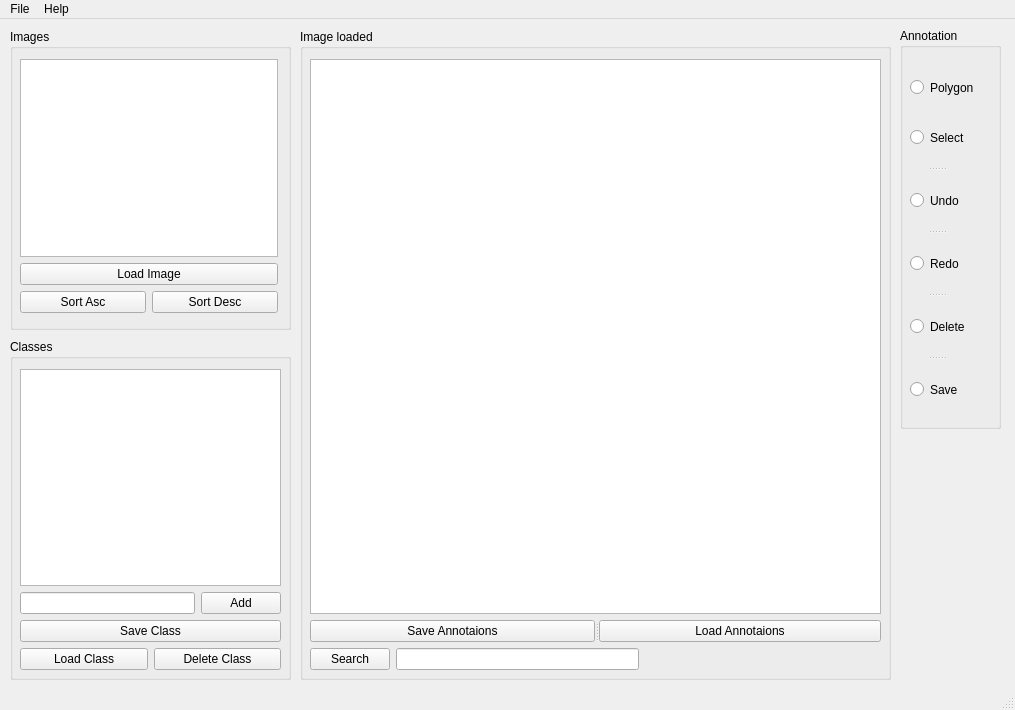
Old version of the form mainwindow.ui in the repository SDI-Group-35/Project.
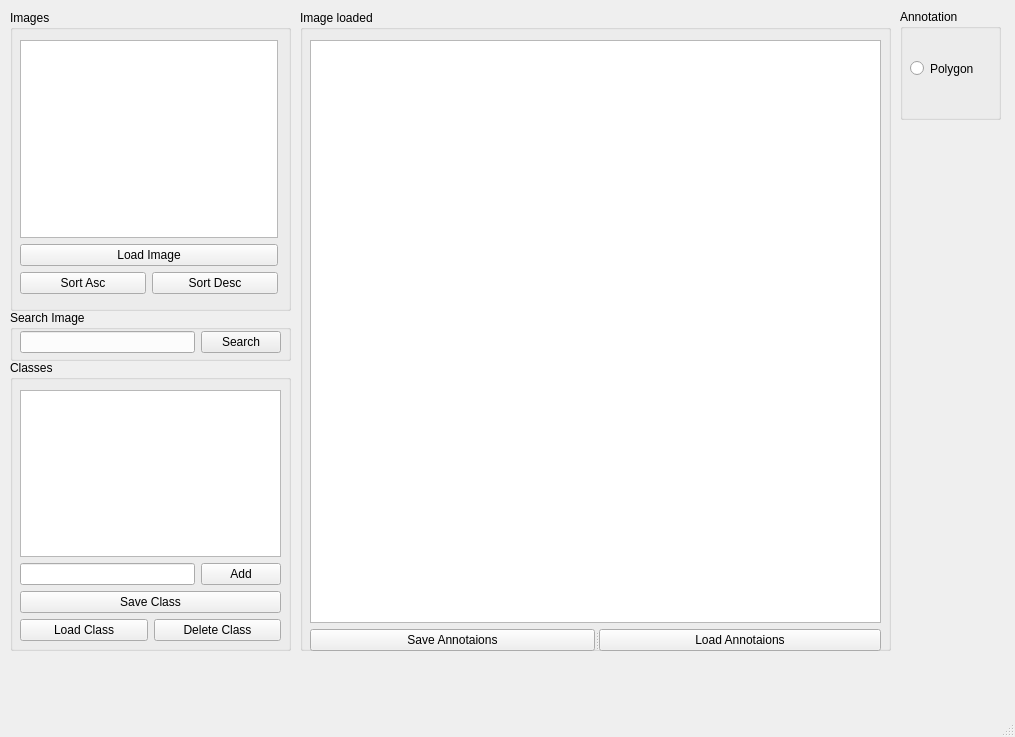
New version of the form.

Diff of the .ui file:
```diff
--- a/mainwindow.ui
+++ b/mainwindow.ui
@@ -7,7 +7,7 @@
     <x>0</x>
     <y>0</y>
     <width>1015</width>
-    <height>710</height>
+    <height>737</height>
    </rect>
   </property>
   <property name="windowTitle">
@@ -33,50 +33,12 @@
       <x>900</x>
       <y>9</y>
       <width>101</width>
-      <height>401</height>
+      <height>111</height>
      </rect>
     </property>
     <property name="title">
      <string>Annotation</string>
     </property>
-    <widget class="QSplitter" name="splitter_4">
-     <property name="geometry">
-      <rect>
-       <x>10</x>
-       <y>80</y>
-       <width>54</width>
-       <height>311</height>
-      </rect>
-     </property>
-     <property name="orientation">
-      <enum>Qt::Vertical</enum>
-     </property>
-     <widget class="QRadioButton" name="radioButton_2">
-      <property name="text">
-       <string>Select</string>
-      </property>
-     </widget>
-     <widget class="QRadioButton" name="radioButton_3">
-      <property name="text">
-       <string>Undo</string>
-      </property>
-     </widget>
-     <widget class="QRadioButton" name="radioButton_5">
-      <property name="text">
-       <string>Redo</string>
-      </property>
-     </widget>
-     <widget class="QRadioButton" name="radioButton_4">
-      <property name="text">
-       <string>Delete</string>
-      </property>
-     </widget>
-     <widget class="QRadioButton" name="radioButton_6">
-      <property name="text">
-       <string>Save</string>
-      </property>
-     </widget>
-    </widget>
    </widget>
    <widget class="QSplitter" name="splitter_5">
     <property name="geometry">
@@ -150,7 +112,7 @@
       <x>300</x>
       <y>10</y>
       <width>591</width>
-      <height>651</height>
+      <height>641</height>
      </rect>
     </property>
     <property name="title">
@@ -187,31 +149,7 @@
        </widget>
       </item>
       <item>
-       <layout class="QHBoxLayout" name="horizontalLayout_4">
-        <item>
-         <widget class="QPushButton" name="searchButton">
-          <property name="text">
-           <string>Search</string>
-          </property>
-         </widget>
-        </item>
-        <item>
-         <widget class="QLineEdit" name="searchLineEdit"/>
-        </item>
-        <item>
-         <spacer name="horizontalSpacer">
-          <property name="orientation">
-           <enum>Qt::Horizontal</enum>
-          </property>
-          <property name="sizeHint" stdset="0">
-           <size>
-            <width>218</width>
-            <height>20</height>
-           </size>
-          </property>
-         </spacer>
-        </item>
-       </layout>
+       <layout class="QHBoxLayout" name="horizontalLayout_4"/>
       </item>
      </layout>
     </widget>
@@ -220,9 +158,9 @@
     <property name="geometry">
      <rect>
       <x>10</x>
-      <y>320</y>
+      <y>360</y>
       <width>281</width>
-      <height>341</height>
+      <height>291</height>
      </rect>
     </property>
     <property name="title">
@@ -234,7 +172,7 @@
        <x>10</x>
        <y>30</y>
        <width>261</width>
-       <height>301</height>
+       <height>251</height>
       </rect>
      </property>
      <layout class="QVBoxLayout" name="verticalLayout">
@@ -289,6 +227,42 @@
      </layout>
     </widget>
    </widget>
+   <widget class="QGroupBox" name="groupBox_5">
+    <property name="geometry">
+     <rect>
+      <x>10</x>
+      <y>310</y>
+      <width>281</width>
+      <height>51</height>
+     </rect>
+    </property>
+    <property name="title">
+     <string>Search Image</string>
+    </property>
+   </widget>
+   <widget class="QWidget" name="">
+    <property name="geometry">
+     <rect>
+      <x>20</x>
+      <y>330</y>
+      <width>261</width>
+      <height>25</height>
+     </rect>
+    </property>
+    <layout class="QHBoxLayout" name="horizontalLayout_5">
+     <item>
+      <widget class="QLineEdit" name="searchLineEdit"/>
+     </item>
+     <item>
+      <widget class="QPushButton" name="searchButton">
+       <property name="text">
+        <string>Search</string>
+       </property>
+      </widget>
+     </item>
+    </layout>
+   </widget>
+   <zorder>groupBox_5</zorder>
    <zorder>groupBox_2</zorder>
    <zorder>splitter_5</zorder>
    <zorder>groupBox_4</zorder>
@@ -305,25 +279,6 @@
      <height>21</height>
     </rect>
    </property>
-   <widget class="QMenu" name="menuImages">
-    <property name="title">
-     <string>File</string>
-    </property>
-    <addaction name="actionLoad"/>
-    <addaction name="actionSave"/>
-    <addaction name="actionExit"/>
-   </widget>
-   <widget class="QMenu" name="menuHelp">
-    <property name="title">
-     <string>Help</string>
-    </property>
-    <addaction name="actionBug_Report"/>
-    <addaction name="actionFAQ"/>
-    <addaction name="actionF_A_Q"/>
-    <addaction name="actionSoftware_Information"/>
-   </widget>
-   <addaction name="menuImages"/>
-   <addaction name="menuHelp"/>
   </widget>
   <widget class="QStatusBar" name="statusbar"/>
   <action name="actionLoad">
```
Left out of the diff: 5 changed lines with no effect on the pictures.
